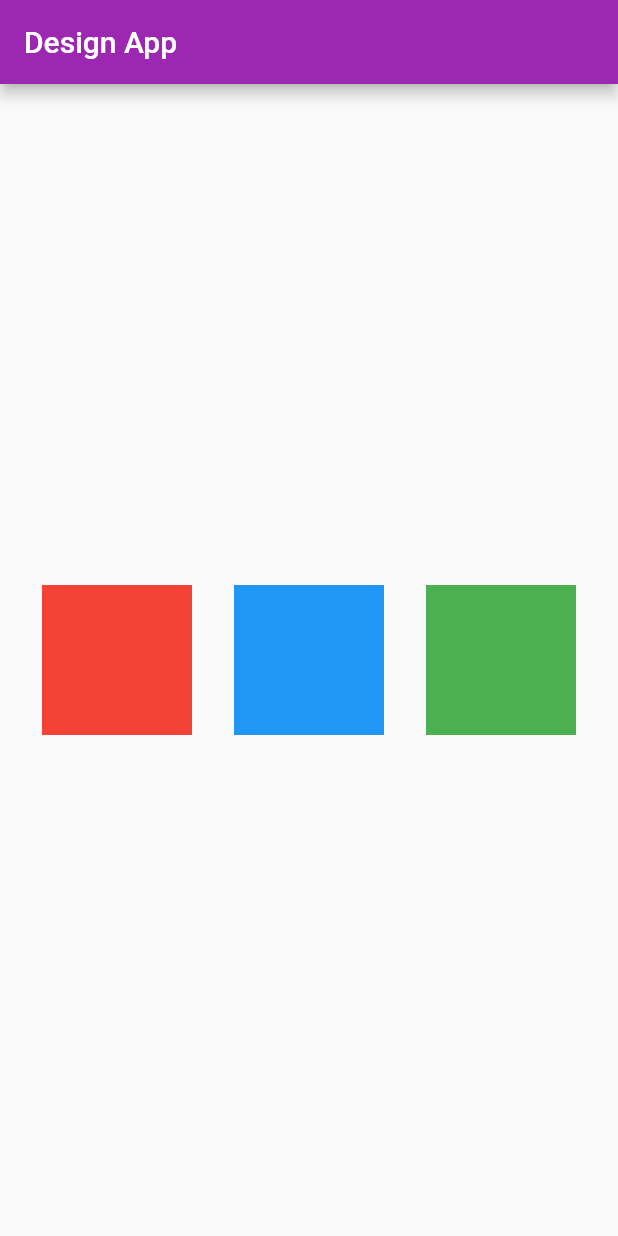
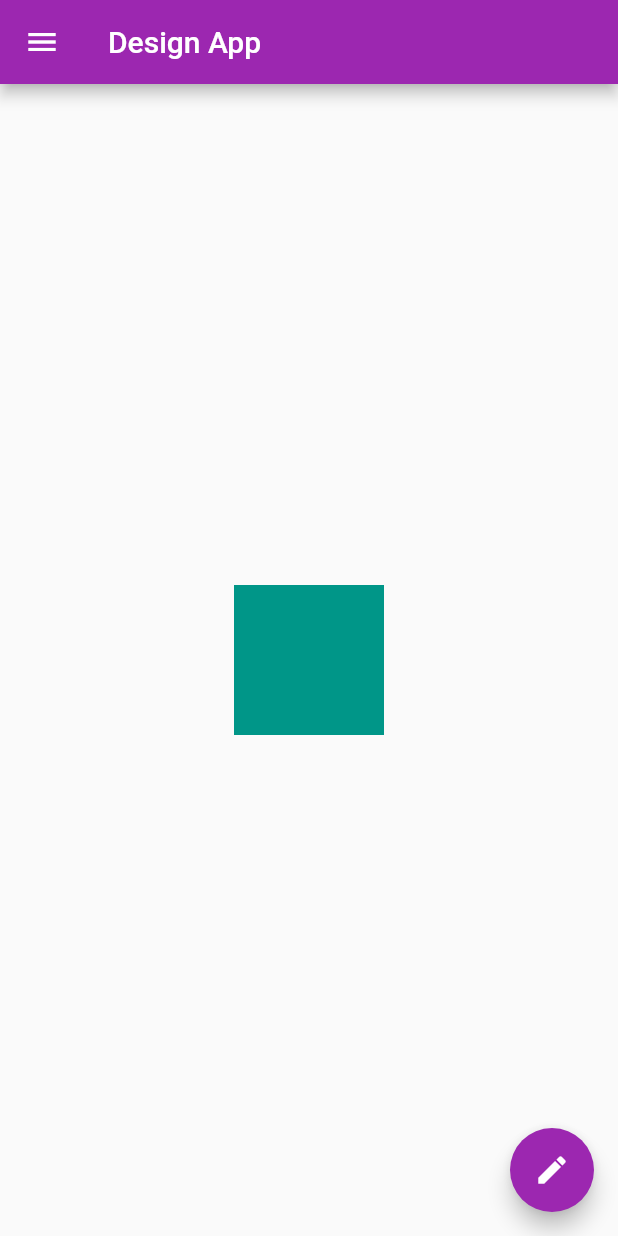
Before and after one commit to vinnAnony/design-app, a Flutter app: the screen it shows after launch, on a phone screen of 412 x 824 dp. Run offline on Flutter 3.47's test engine with Material 2 defaults, Android fonts, the phone set to English and light mode, and no system bars.

Commit message:
added floating action button and basic drawer

```diff
--- a/lib/main.dart
+++ b/lib/main.dart
@@ -11,37 +11,38 @@ class HomePage extends StatelessWidget {
   @override
   Widget build(BuildContext context) {
     return Scaffold(
-      appBar: AppBar(
-        title: Text("Design App"),
-      ),
-      body: Center(
-          child: Row(
-        mainAxisAlignment: MainAxisAlignment.spaceEvenly,
-        crossAxisAlignment: CrossAxisAlignment.center,
-        children: [
-          Container(
-            padding: const EdgeInsets.all(10),
+        appBar: AppBar(
+          title: Text("Design App"),
+        ),
+        body: Center(
+          child: Container(
+            height: 100,
             width: 100,
-            height: 100,
-            alignment: Alignment.center,
-            color: Colors.red,
+            color: Colors.teal,
           ),
-          Container(
-            padding: const EdgeInsets.all(10),
-            width: 100,
-            height: 100,
-            alignment: Alignment.center,
-            color: Colors.blue,
+        ),
+        drawer: Drawer(
+          child: ListView(
+            padding: const EdgeInsets.all(0),
+            children: [
+              DrawerHeader(
+                child: Text(
+                  "Hello Designer, ",
+                  style: TextStyle(
+                      fontSize: 25,
+                      fontWeight: FontWeight.bold,
+                      color: Colors.white),
+                ),
+                decoration: BoxDecoration(color: Colors.purple),
+              ),
+            ],
           ),
-          Container(
-            padding: const EdgeInsets.all(10),
-            width: 100,
-            height: 100,
-            alignment: Alignment.center,
-            color: Colors.green,
+        ),
+        floatingActionButton: FloatingActionButton(
+          onPressed: () {},
+          child: Icon(
+            Icons.edit,
           ),
-        ],
-      )),
-    );
+        ));
   }
 }
```
